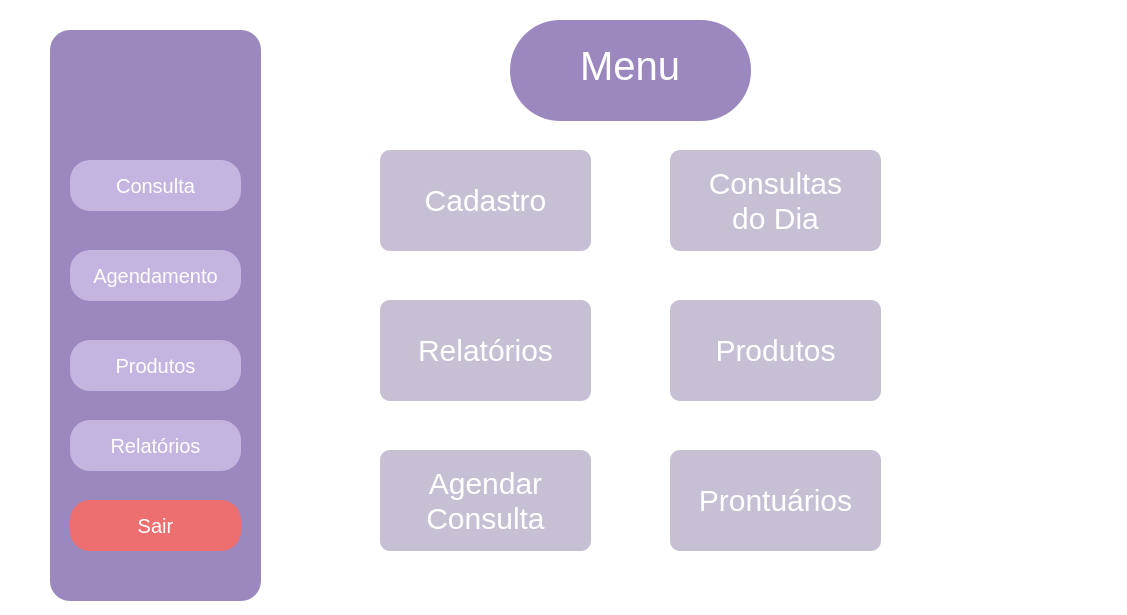
Above: VeterinaryScheduleSystem/menu.ui from brenoafsa/VeterinaryScheduleSystem before the change. Below: the same form after it.
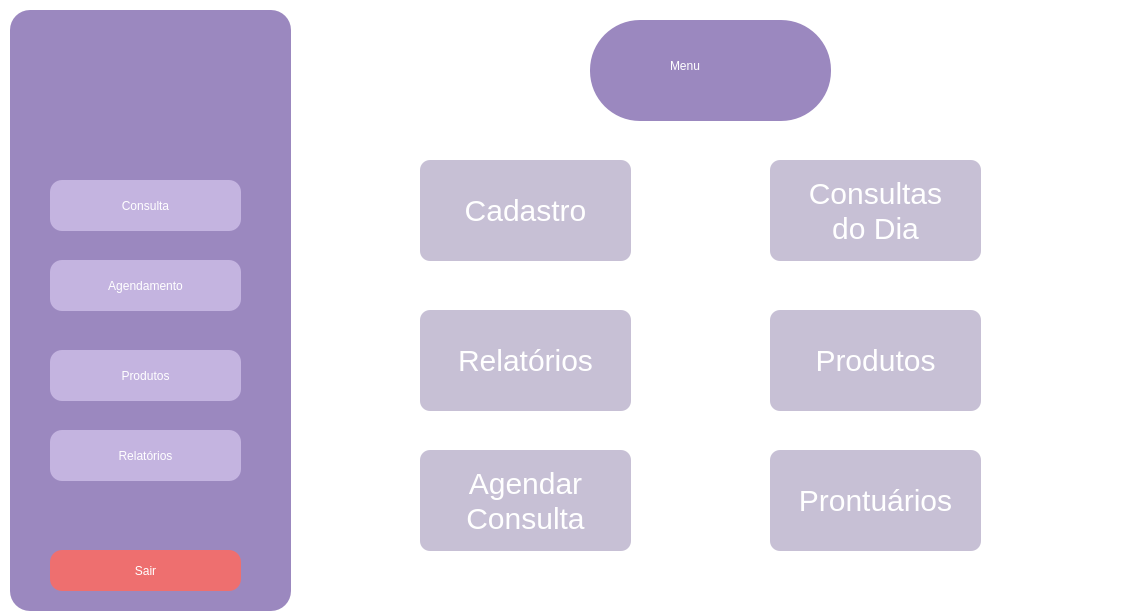
That is the form after the change.

Commit message: Tela de cadastro do Cliente, correções de nome dos arquivos.

Diff of the .ui file:
```diff
--- a/VeterinaryScheduleSystem/menu.ui
+++ b/VeterinaryScheduleSystem/menu.ui
@@ -25,104 +25,11 @@
    <property name="styleSheet">
     <string notr="true">background-color: #FFFFFF</string>
    </property>
-   <widget class="QWidget" name="widget_2" native="true">
-    <property name="geometry">
-     <rect>
-      <x>50</x>
-      <y>50</y>
-      <width>211</width>
-      <height>571</height>
-     </rect>
-    </property>
-    <property name="styleSheet">
-     <string notr="true">background-color: #9B88BF; border-radius: 20px</string>
-    </property>
-    <widget class="QPushButton" name="pushButton">
-     <property name="geometry">
-      <rect>
-       <x>20</x>
-       <y>130</y>
-       <width>171</width>
-       <height>51</height>
-      </rect>
-     </property>
-     <property name="styleSheet">
-      <string notr="true">background-color: #C4B4E0; border-radius: 20px; color: #FFFFFF; font-size: 20px;</string>
-     </property>
-     <property name="text">
-      <string>Consulta</string>
-     </property>
-    </widget>
-    <widget class="QPushButton" name="pushButton_2">
-     <property name="geometry">
-      <rect>
-       <x>20</x>
-       <y>220</y>
-       <width>171</width>
-       <height>51</height>
-      </rect>
-     </property>
-     <property name="styleSheet">
-      <string notr="true">background-color: #C4B4E0; border-radius: 20px; color: #FFFFFF; font-size: 20px;</string>
-     </property>
-     <property name="text">
-      <string>Agendamento</string>
-     </property>
-    </widget>
-    <widget class="QPushButton" name="pushButton_3">
-     <property name="geometry">
-      <rect>
-       <x>20</x>
-       <y>310</y>
-       <width>171</width>
-       <height>51</height>
-      </rect>
-     </property>
-     <property name="styleSheet">
-      <string notr="true">background-color: #C4B4E0; border-radius: 20px; color: #FFFFFF; font-size: 20px;</string>
-     </property>
-     <property name="text">
-      <string>Produtos</string>
-     </property>
-    </widget>
-    <widget class="QPushButton" name="pushButton_4">
-     <property name="geometry">
-      <rect>
-       <x>20</x>
-       <y>390</y>
-       <width>171</width>
-       <height>51</height>
-      </rect>
-     </property>
-     <property name="styleSheet">
-      <string notr="true">background-color: #C4B4E0; border-radius: 20px; color: #FFFFFF; font-size: 20px;</string>
-     </property>
-     <property name="text">
-      <string>Relatórios</string>
-     </property>
-    </widget>
-    <widget class="QPushButton" name="pushButton_5">
-     <property name="geometry">
-      <rect>
-       <x>20</x>
-       <y>470</y>
-       <width>171</width>
-       <height>51</height>
-      </rect>
-     </property>
-     <property name="styleSheet">
-      <string notr="true">background-color: #EE6F6F; border-radius: 20px; color: #FFFFFF; font-size: 20px;</string>
-     </property>
-     <property name="text">
-      <string>Sair</string>
-     </property>
-    </widget>
-   </widget>
    <widget class="QPushButton" name="pushButton_6">
     <property name="geometry">
      <rect>
-      <x>380</x>
-      <y>170</y>
+      <x>420</x>
+      <y>180</y>
       <width>211</width>
       <height>101</height>
      </rect>
@@ -137,8 +44,8 @@
    <widget class="QPushButton" name="pushButton_7">
     <property name="geometry">
      <rect>
-      <x>380</x>
-      <y>320</y>
+      <x>420</x>
+      <y>330</y>
       <width>211</width>
       <height>101</height>
      </rect>
@@ -153,7 +60,7 @@
    <widget class="QPushButton" name="pushButton_8">
     <property name="geometry">
      <rect>
-      <x>380</x>
+      <x>420</x>
       <y>470</y>
       <width>211</width>
       <height>101</height>
@@ -170,8 +77,8 @@
    <widget class="QPushButton" name="pushButton_9">
     <property name="geometry">
      <rect>
-      <x>670</x>
-      <y>170</y>
+      <x>770</x>
+      <y>180</y>
       <width>211</width>
       <height>101</height>
      </rect>
@@ -187,8 +94,8 @@
    <widget class="QPushButton" name="pushButton_10">
     <property name="geometry">
      <rect>
-      <x>670</x>
-      <y>320</y>
+      <x>770</x>
+      <y>330</y>
       <width>211</width>
       <height>101</height>
      </rect>
@@ -203,7 +110,7 @@
    <widget class="QPushButton" name="pushButton_11">
     <property name="geometry">
      <rect>
-      <x>670</x>
+      <x>770</x>
       <y>470</y>
       <width>211</width>
       <height>101</height>
@@ -219,7 +126,7 @@
    <widget class="QWidget" name="widget_3" native="true">
     <property name="geometry">
      <rect>
-      <x>510</x>
+      <x>590</x>
       <y>40</y>
       <width>241</width>
       <height>101</height>
@@ -231,20 +138,133 @@
     <widget class="QLabel" name="label">
      <property name="geometry">
       <rect>
-       <x>70</x>
+       <x>80</x>
        <y>20</y>
        <width>111</width>
        <height>51</height>
       </rect>
      </property>
      <property name="styleSheet">
-      <string notr="true">font-size: 40px; color: #FFFFFF;</string>
+      <string notr="true">font: 30pt &quot;Garamond&quot;; color: #ffffff</string>
      </property>
      <property name="text">
       <string>Menu</string>
      </property>
     </widget>
    </widget>
+   <widget class="QWidget" name="sidebar" native="true">
+    <property name="geometry">
+     <rect>
+      <x>10</x>
+      <y>30</y>
+      <width>281</width>
+      <height>601</height>
+     </rect>
+    </property>
+    <property name="styleSheet">
+     <string notr="true">background-color: #9B88BF; border-radius: 20px</string>
+    </property>
+    <widget class="QPushButton" name="consultaButton">
+     <property name="geometry">
+      <rect>
+       <x>40</x>
+       <y>170</y>
+       <width>191</width>
+       <height>51</height>
+      </rect>
+     </property>
+     <property name="styleSheet">
+      <string notr="true">background-color: #C4B4E0;
+font: 700 9pt &quot;System&quot;;
+border-radius: 12px;
+padding: 5px;
+color: #ffffff</string>
+     </property>
+     <property name="text">
+      <string>Consulta</string>
+     </property>
+    </widget>
+    <widget class="QPushButton" name="agendamentoButton">
+     <property name="geometry">
+      <rect>
+       <x>40</x>
+       <y>250</y>
+       <width>191</width>
+       <height>51</height>
+      </rect>
+     </property>
+     <property name="styleSheet">
+      <string notr="true">background-color: #C4B4E0;
+font: 700 9pt &quot;System&quot;;
+border-radius: 12px;
+padding: 5px;
+color: #ffffff</string>
+     </property>
+     <property name="text">
+      <string>Agendamento</string>
+     </property>
+    </widget>
+    <widget class="QPushButton" name="produtosButton">
+     <property name="geometry">
+      <rect>
+       <x>40</x>
+       <y>340</y>
+       <width>191</width>
+       <height>51</height>
+      </rect>
+     </property>
+     <property name="styleSheet">
+      <string notr="true">background-color: #C4B4E0;
+font: 700 9pt &quot;System&quot;;
+border-radius: 12px;
+padding: 5px;
+color: #ffffff</string>
+     </property>
+     <property name="text">
+      <string>Produtos</string>
+     </property>
+    </widget>
+    <widget class="QPushButton" name="relatoriosButton">
+     <property name="geometry">
+      <rect>
+       <x>40</x>
+       <y>420</y>
+       <width>191</width>
+       <height>51</height>
+      </rect>
+     </property>
+     <property name="styleSheet">
+      <string notr="true">background-color: #C4B4E0;
+font: 700 9pt &quot;System&quot;;
+border-radius: 12px;
+padding: 5px;
+color: #ffffff</string>
+     </property>
+     <property name="text">
+      <string>Relatórios</string>
+     </property>
+    </widget>
+    <widget class="QPushButton" name="sairButton">
+     <property name="geometry">
+      <rect>
+       <x>40</x>
+       <y>540</y>
+       <width>191</width>
+       <height>41</height>
+      </rect>
+     </property>
+     <property name="styleSheet">
+      <string notr="true">background-color: #EE6F6F;
+font: 700 9pt &quot;System&quot;;
+border-radius: 12px;
+padding: 5px;
+color: #ffffff</string>
+     </property>
+     <property name="text">
+      <string>Sair</string>
+     </property>
+    </widget>
+   </widget>
   </widget>
  </widget>
  <resources/>
```
The commit also changes 7 other files.
